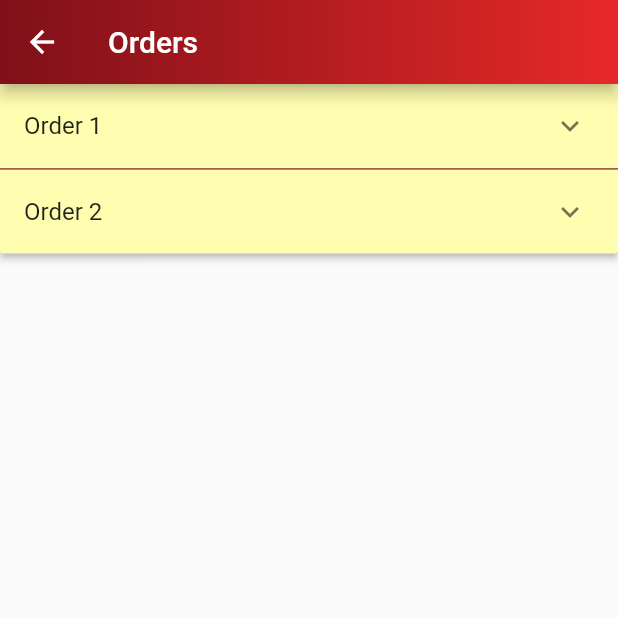
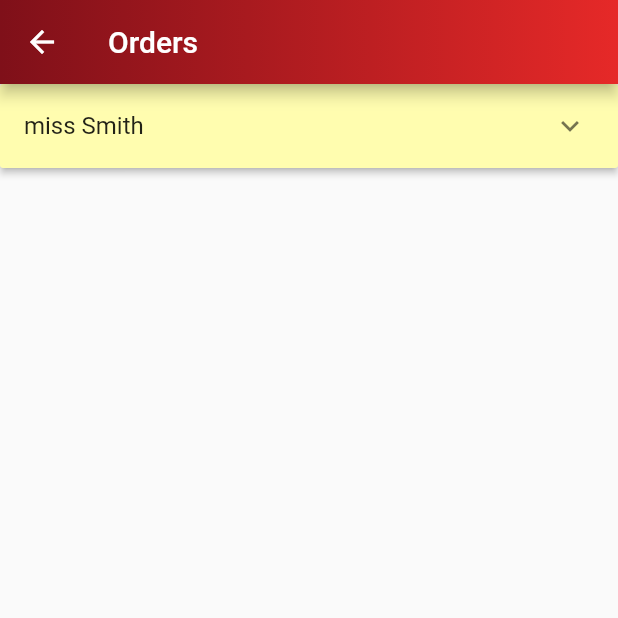
Before and after one commit to horahagh16/restaurant-app, a Flutter app: the orders screen opened directly, on a phone screen of 412 x 824 dp, the top half of it. Run offline on Flutter 3.47's test engine with Material 2 defaults, Android fonts, the phone set to English and light mode, and no system bars; our stand-ins replace rflutter_alert.

```diff
--- /dev/null
+++ b/lib/screens/OrderList.dart
@@ -0,0 +1,40 @@
+class OrderDetails {
+  String item;
+  DateTime date;
+  int code;
+  double price;
+  String name;
+  bool sent = false;
+
+  OrderDetails() {
+    item = 'Pizza, Soda, Salad';
+    date = DateTime.now();
+    code = 992430;
+    price = 122000;
+    name = "miss Smith";
+  }
+
+  void setSent(bool issent) {
+    sent = issent;
+  }
+
+  String getItem() {
+    return item;
+  }
+
+  DateTime getDate() {
+    return date;
+  }
+
+  String getName() {
+    return name;
+  }
+
+  int getCode() {
+    return code;
+  }
+
+  double getPrice() {
+    return price;
+  }
+}
--- a/lib/screens/areas.dart
+++ b/lib/screens/areas.dart
@@ -63,10 +63,12 @@ class _areasState extends State<areas> {
                     onPressed: () {
                       setState(() {
                         Area.add(area.text);
+                        area.clear();
                         //Navigator.pop(context);
                       });
                     },
                   ),
+                  Padding(padding: EdgeInsets.all(5)),
                   ElevatedButton(
                     child: Text('DELETE',style: TextStyle(color: Colors.red.shade400),),
                     onPressed: () {
--- a/lib/screens/mainPanel.dart
+++ b/lib/screens/mainPanel.dart
@@ -220,7 +220,7 @@ class _mainPanelState extends State<mainPanel> {
                         ],
                       ),
                     ),
-                    color: Color(0xfffffee0),
+                    color: Color(0xfffffdaf),
                   ),
                 ].toList(),
               ),
--- a/lib/screens/orders.dart
+++ b/lib/screens/orders.dart
@@ -1,4 +1,5 @@
 import 'package:flutter/material.dart';
+import 'package:restaurant_app/screens/OrderList.dart';
 
 class orders extends StatefulWidget {
   @override
@@ -28,10 +29,11 @@ class _ordersState extends State<orders> {
 }
 
 class Sent {
-  static bool sent = false;
+  static bool sent = OrderDetails().sent;
 
   static void convert() {
     sent = !sent;
+    OrderDetails().sent = sent;
   }
 }
 
@@ -51,8 +53,8 @@ List<Item> generateItems(int numberOfItems) {
   return List<Item>.generate(numberOfItems, (int index) {
     index++;
     return Item(
-      headerValue: 'Order $index',
-      expandedValue: 'Pizza, Soda, Salad',
+      headerValue: OrderDetails().name,
+      expandedValue: OrderDetails().item,
     );
   });
 }
@@ -65,18 +67,18 @@ class MyStatefulWidget extends StatefulWidget {
 }
 
 class _MyStatefulWidgetState extends State<MyStatefulWidget> {
-  final List<Item> _data = generateItems(2);
+  final List<Item> _data = generateItems(1);
 
   @override
   Widget build(BuildContext context) {
     return SingleChildScrollView(
       child: Container(
-        child: _buildPanel(),
+        child: buildPanel(),
       ),
     );
   }
 
-  Widget _buildPanel() {
+  Widget buildPanel() {
     return ExpansionPanelList(
       dividerColor: Color(0xff7f1019),
       expandedHeaderPadding: EdgeInsets.all(3),
@@ -99,7 +101,6 @@ class _MyStatefulWidgetState extends State<MyStatefulWidget> {
             subtitle: Column(
               children: [
                 Text('\n'),
-                Text('unknown user from tehran sent order 992430'),
                 Row(
                   children: [
                     Text("Preparing"),
```
Also changed, not shown: lib/screens/loginScreen.dart (+19 -0 lines), lib/screens/reports.dart (+139 -2 lines).
